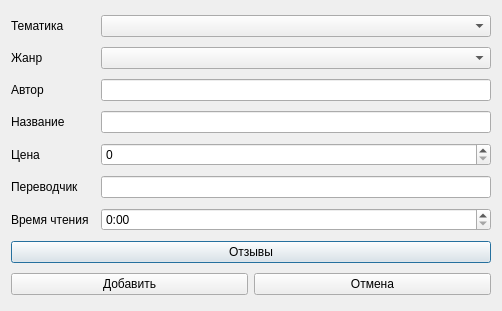
Qt form addbookwindow.ui (understanding12/project_library_0) before a commit.
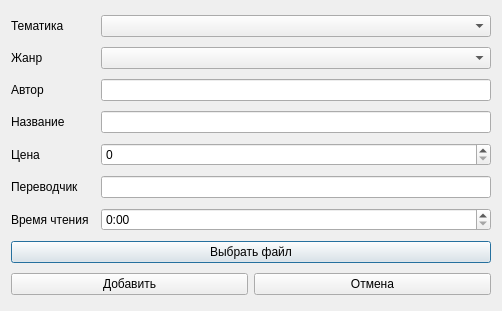
The same form after that commit.

```diff
--- a/addbookwindow.ui
+++ b/addbookwindow.ui
@@ -121,7 +121,7 @@
      <item>
       <widget class="QPushButton" name="ReviewsButton">
        <property name="text">
-        <string>Отзывы</string>
+        <string>Выбрать файл</string>
        </property>
       </widget>
      </item>
```
Left out of the diff: 2 changed lines with no effect on the pictures.
